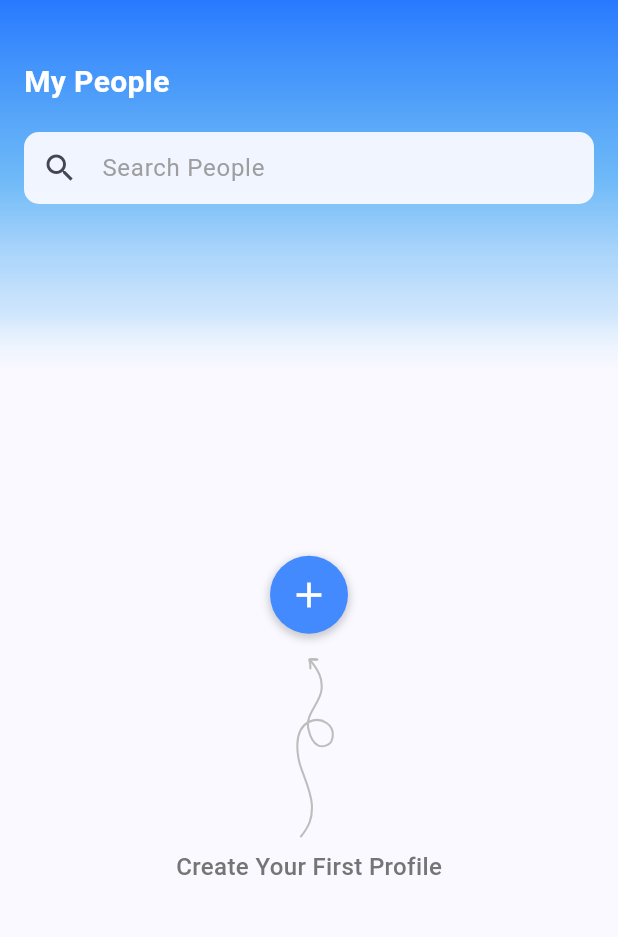
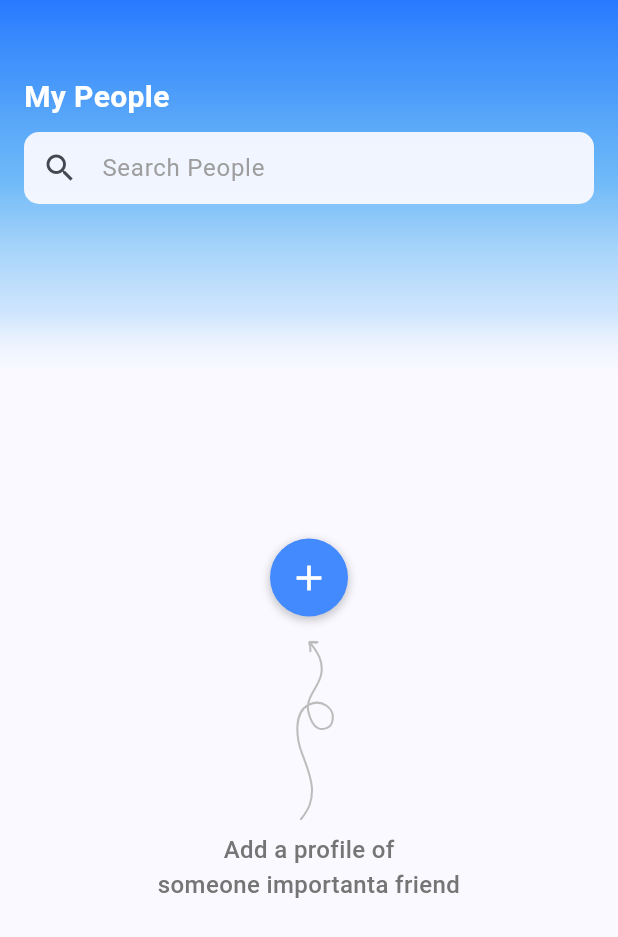
Before and after one commit to dubeyanant/my_people, a Flutter app: the screen it shows after launch, on a phone screen of 412 x 824 dp. Shown: the top 937 px of the screen. Run offline on Flutter 3.47's test engine with Material 3 defaults, Android fonts, the phone set to English and light mode, and no system bars; our stand-ins replace connectivity_plus, firebase_analytics, firebase_core, flutter_dotenv, flutter_markdown, flutter_svg and 5 more; accounts and stored records are empty.

Commit message:
feat: made profile tooltip more informative

```diff
--- a/lib/modules/home/home_screen.dart
+++ b/lib/modules/home/home_screen.dart
@@ -111,7 +111,7 @@ class _HomeScreenState extends State<HomeScreen> {
         ),
         // AppBar elements
         Positioned(
-          top: 40,
+          top: 50,
           left: 0,
           right: 0,
           child: Padding(
--- a/lib/modules/home/widgets/tooltip_arrows/add_profile_tooltip.dart
+++ b/lib/modules/home/widgets/tooltip_arrows/add_profile_tooltip.dart
@@ -1,15 +1,110 @@
+import 'dart:async';
+
 import 'package:flutter/material.dart';
 
 import 'package:flutter_svg/svg.dart';
 
 import 'package:my_people/utility/constants.dart';
 
-class AddProfileTooltip extends StatelessWidget {
+class AddProfileTooltip extends StatefulWidget {
   const AddProfileTooltip({super.key});
+
+  @override
+  State<AddProfileTooltip> createState() => _AddProfileTooltipState();
+}
+
+class _AddProfileTooltipState extends State<AddProfileTooltip> {
+  final List<String> _animatedTexts = [
+    "an acquaintance",
+    "someone important"
+        "a friend",
+    "your aunt",
+    "a colleague",
+    "your crush",
+    "a business partner",
+    "your new date",
+    "a family member",
+    "a client",
+    "your new neighbor",
+    "a customer",
+    "someone special",
+    "your new boss",
+    "a stranger",
+  ];
+
+  int _currentWordIndex = 0;
+  String _displayedText = "";
+  Timer? _typingTimer;
+  bool _isTyping = true; // true for typing, false for retracting
+  bool _isPausing = false; // true when pausing between phases
+
+  // Animation speeds and pauses
+  final Duration _typingSpeed = const Duration(milliseconds: 100);
+  final Duration _retractingSpeed = const Duration(milliseconds: 50);
+  final Duration _pauseAfterTyping =
+      const Duration(milliseconds: 1500); // Pause after a word is fully typed
+  final Duration _pauseAfterRetracting =
+      const Duration(milliseconds: 500); // Pause after a word is retracted
+
+  @override
+  void initState() {
+    super.initState();
+    _startAnimation();
+  }
+
+  @override
+  void dispose() {
+    _typingTimer?.cancel();
+    super.dispose();
+  }
+
+  void _startAnimation() {
+    if (_animatedTexts.isEmpty) return;
+    _isPausing = false;
+    _animateText();
+  }
+
+  void _animateText() {
+    if (_isPausing) return; // Don't do anything if we are in a forced pause
+
+    final currentWord = _animatedTexts[_currentWordIndex];
+
+    if (_isTyping) {
+      // Typing logic
+      if (_displayedText.length < currentWord.length) {
+        _displayedText = currentWord.substring(0, _displayedText.length + 1);
+        _typingTimer = Timer(_typingSpeed, () => setState(_animateText));
+      } else {
+        // Word fully typed, pause then switch to retracting
+        _isPausing = true;
+        _typingTimer = Timer(_pauseAfterTyping, () {
+          _isTyping = false;
+          _isPausing = false;
+          setState(_animateText);
+        });
+      }
+    } else {
+      // Retracting logic
+      if (_displayedText.isNotEmpty) {
+        _displayedText = _displayedText.substring(0, _displayedText.length - 1);
+        _typingTimer = Timer(_retractingSpeed, () => setState(_animateText));
+      } else {
+        // Word fully retracted, pause then switch to next word and typing
+        _isPausing = true;
+        _typingTimer = Timer(_pauseAfterRetracting, () {
+          _isTyping = true;
+          _isPausing = false;
+          _currentWordIndex = (_currentWordIndex + 1) % _animatedTexts.length;
+          setState(_animateText);
+        });
+      }
+    }
+  }
 
   @override
   Widget build(BuildContext context) {
     return Column(
+      mainAxisSize: MainAxisSize.min,
       children: [
         Padding(
           padding: const EdgeInsets.only(top: 16, left: 8, bottom: 8),
@@ -30,6 +125,15 @@ class AddProfileTooltip extends StatelessWidget {
             fontWeight: FontWeight.w500,
           ),
         ),
+        Text(
+          _displayedText.isEmpty ? "" : _displayedText,
+          style: TextStyle(
+            fontSize: 16,
+            color: Colors.grey[600],
+            fontWeight: FontWeight.w500,
+          ),
+          textAlign: TextAlign.center,
+        ),
       ],
     );
   }
--- a/lib/utility/constants.dart
+++ b/lib/utility/constants.dart
@@ -3,8 +3,9 @@ class AppStrings {
   static const String appName = 'My People';
 
   // Home Screen
-  static const String homeScreenTagline = 'Create Your First Profile';
-  static const String profileTooltip = 'Tap to enter,\nhold to edit or delete';
+  static const String homeScreenTagline = 'Add a profile of';
+  static const String profileTooltip =
+      'Tap to go in\nor, hold to edit or delete';
   static const String addMoreTooltip = 'Add more people here!';
   static const String personSearchBarHintText = 'Search People';
 
--- a/pubspec.yaml
+++ b/pubspec.yaml
@@ -1,6 +1,6 @@
 name: my_people
 publish_to: none
-version: 4.1.0+1
+version: 4.1.0+7
 description: An app for noting details about people.
 
 dev_dependencies:
```
